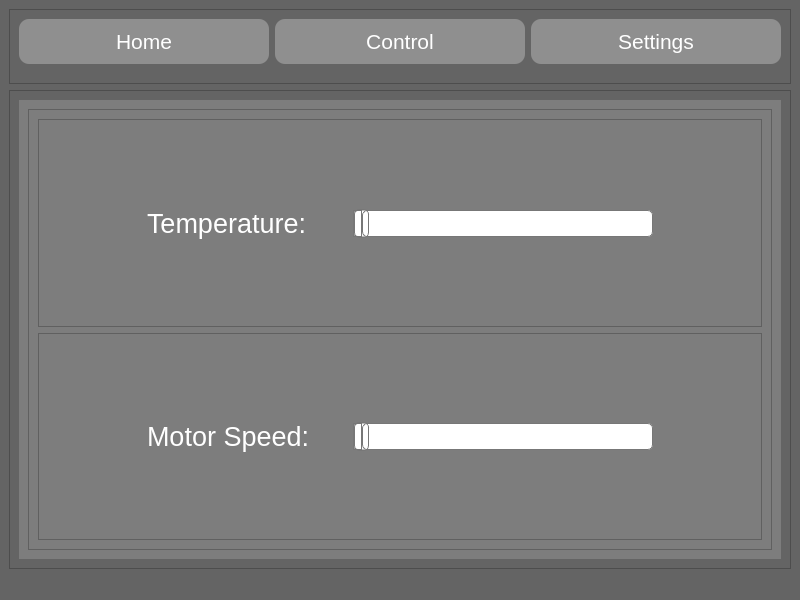
First picture: the form in mainwindow.ui, repository nickek/Automatic_Shades, before the edit.
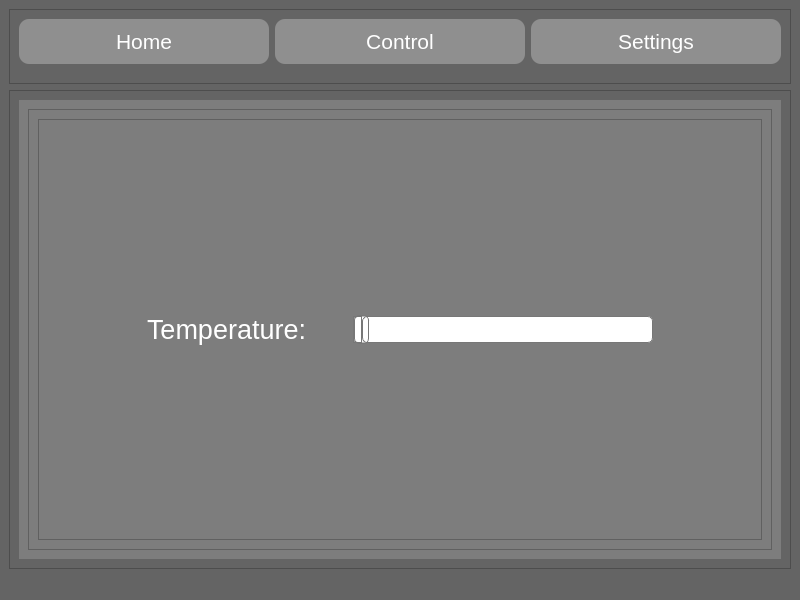
Second picture: the form after the edit. The open tabs and pages were chosen to show the change. Icons and pictures are not drawn.

```diff
--- a/mainwindow.ui
+++ b/mainwindow.ui
@@ -660,151 +660,6 @@
                 </layout>
                </widget>
               </item>
-              <item>
-               <widget class="QFrame" name="frame_settings_speed">
-                <property name="frameShape">
-                 <enum>QFrame::StyledPanel</enum>
-                </property>
-                <property name="frameShadow">
-                 <enum>QFrame::Raised</enum>
-                </property>
-                <layout class="QHBoxLayout" name="horizontalLayout_4">
-                 <item>
-                  <spacer name="horizontalSpacer_settings_speed_1">
-                   <property name="orientation">
-                    <enum>Qt::Horizontal</enum>
-                   </property>
-                   <property name="sizeHint" stdset="0">
-                    <size>
-                     <width>40</width>
-                     <height>20</height>
-                    </size>
-                   </property>
-                  </spacer>
-                 </item>
-                 <item>
-                  <widget class="QLabel" name="label_settings_speed">
-                   <property name="minimumSize">
-                    <size>
-                     <width>200</width>
-                     <height>0</height>
-                    </size>
-                   </property>
-                   <property name="maximumSize">
-                    <size>
-                     <width>200</width>
-                     <height>143</height>
-                    </size>
-                   </property>
-                   <property name="font">
-                    <font>
-                     <pointsize>20</pointsize>
-                    </font>
-                   </property>
-                   <property name="styleSheet">
-                    <string notr="true">color: rgb(255, 255, 255);</string>
-                   </property>
-                   <property name="text">
-                    <string>Motor Speed:</string>
-                   </property>
-                  </widget>
-                 </item>
-                 <item>
-                  <widget class="QSlider" name="horizontalSlider_settings_speed">
-                   <property name="enabled">
-                    <bool>true</bool>
-                   </property>
-                   <property name="minimumSize">
-                    <size>
-                     <width>300</width>
-                     <height>50</height>
-                    </size>
-                   </property>
-                   <property name="maximumSize">
-                    <size>
-                     <width>450</width>
-                     <height>16777215</height>
-                    </size>
-                   </property>
-                   <property name="styleSheet">
-                    <string notr="true">QSlider::groove:horizontal {
-border: 1px solid #bbb;
-background: white;
-height: 25px;
-border-radius: 5px;
-}
-
-QSlider::sub-page:horizontal {
-background: qlineargradient(x1: 0, y1: 0,    x2: 0, y2: 1,
-    stop: 0 #66e, stop: 1 #bbf);
-background: qlineargradient(x1: 0, y1: 0.2, x2: 1, y2: 1,
-    stop: 0 #bbf, stop: 1 #55f);
-border: 1px solid #777;
-height: 25px;
-border-radius: 5px;
-}
-
-QSlider::add-page:horizontal {
-background: #fff;
-border: 1px solid #777;
-height: 20px;
-border-radius: 5px;
-}
-
-QSlider::handle:horizontal {
-background: qlineargradient(x1:0, y1:0, x2:1, y2:1,
-    stop:0 #eee, stop:1 #ccc);
-border: 1px solid #777;
-width: 13px;
-margin-top: -2px;
-margin-bottom: -2px;
-border-radius: 5px;
-}
-
-QSlider::handle:horizontal:hover {
-background: qlineargradient(x1:0, y1:0, x2:1, y2:1,
-    stop:0 #fff, stop:1 #ddd);
-border: 1px solid #444;
-border-radius: 5px;
-}
-
-QSlider::sub-page:horizontal:disabled {
-background: #bbb;
-border-color: #999;
-}
-
-QSlider::add-page:horizontal:disabled {
-background: #eee;
-border-color: #999;
-}
-
-QSlider::handle:horizontal:disabled {
-background: #eee;
-border: 1px solid #aaa;
-border-radius: 5px;
-}</string>
-                   </property>
-                   <property name="orientation">
-                    <enum>Qt::Horizontal</enum>
-                   </property>
-                  </widget>
-                 </item>
-                 <item>
-                  <spacer name="horizontalSpacer_settings_speed_2">
-                   <property name="orientation">
-                    <enum>Qt::Horizontal</enum>
-                   </property>
-                   <property name="sizeHint" stdset="0">
-                    <size>
-                     <width>40</width>
-                     <height>20</height>
-                    </size>
-                   </property>
-                  </spacer>
-                 </item>
-                </layout>
-               </widget>
-              </item>
              </layout>
             </widget>
            </item>
```
Left out of the diff: 32 changed lines with no effect on the pictures.
